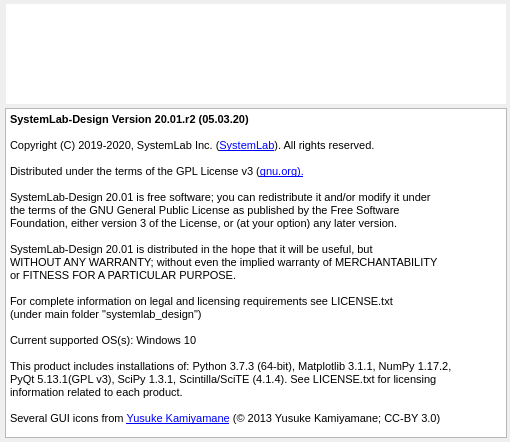
Before: the Qt Designer form source/syslab_gui_files/AboutSystemLabDesign.ui in marc-verreault/systemlab-design, drawn with Qt 5.
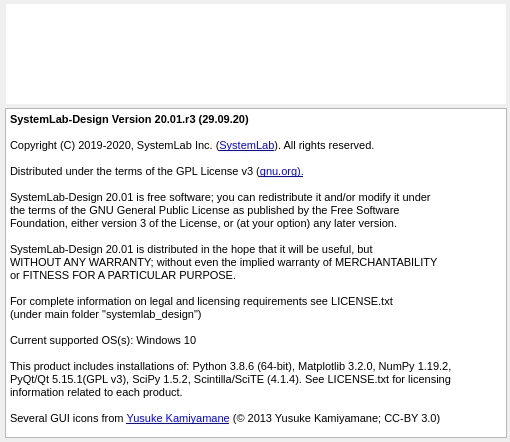
After: the same form once the commit is applied. Icons and pictures are not drawn.

Commit message: SystemLab-Design 20.01.r3 release update

Diff of the .ui file:
```diff
--- a/source/syslab_gui_files/AboutSystemLabDesign.ui
+++ b/source/syslab_gui_files/AboutSystemLabDesign.ui
@@ -74,7 +74,7 @@
 &lt;html&gt;&lt;head&gt;&lt;meta name=&quot;qrichtext&quot; content=&quot;1&quot; /&gt;&lt;style type=&quot;text/css&quot;&gt;
 p, li { white-space: pre-wrap; }
 &lt;/style&gt;&lt;/head&gt;&lt;body style=&quot; font-family:'Segoe UI'; font-size:8.25pt; font-weight:400; font-style:normal;&quot;&gt;
-&lt;p style=&quot; margin-top:0px; margin-bottom:0px; margin-left:0px; margin-right:0px; -qt-block-indent:0; text-indent:0px;&quot;&gt;&lt;span style=&quot; font-family:'Segoe UI'; font-size:8pt; font-weight:600;&quot;&gt;SystemLab-Design Version 20.01.r2 (05.03.20)&lt;/span&gt;&lt;/p&gt;
+&lt;p style=&quot; margin-top:0px; margin-bottom:0px; margin-left:0px; margin-right:0px; -qt-block-indent:0; text-indent:0px;&quot;&gt;&lt;span style=&quot; font-family:'Segoe UI'; font-size:8pt; font-weight:600;&quot;&gt;SystemLab-Design Version 20.01.r3 (29.09.20)&lt;/span&gt;&lt;/p&gt;
 &lt;p style=&quot;-qt-paragraph-type:empty; margin-top:0px; margin-bottom:0px; margin-left:0px; margin-right:0px; -qt-block-indent:0; text-indent:0px; font-family:'Segoe UI'; font-size:8pt;&quot;&gt;&lt;br /&gt;&lt;/p&gt;
 &lt;p style=&quot; margin-top:0px; margin-bottom:0px; margin-left:0px; margin-right:0px; -qt-block-indent:0; text-indent:0px;&quot;&gt;&lt;span style=&quot; font-family:'Segoe UI'; font-size:8pt;&quot;&gt;Copyright (C) 2019-2020, SystemLab Inc. (&lt;/span&gt;&lt;a href=&quot;https://systemlabdesign.com/&quot;&gt;&lt;span style=&quot; font-family:'Segoe UI'; font-size:8pt; text-decoration: underline; color:#0000ff;&quot;&gt;SystemLab&lt;/span&gt;&lt;/a&gt;&lt;span style=&quot; font-family:'Segoe UI'; font-size:8pt;&quot;&gt;). All rights reserved.&lt;/span&gt;&lt;/p&gt;
 &lt;p style=&quot;-qt-paragraph-type:empty; margin-top:0px; margin-bottom:0px; margin-left:0px; margin-right:0px; -qt-block-indent:0; text-indent:0px; font-family:'Segoe UI'; font-size:8pt;&quot;&gt;&lt;br /&gt;&lt;/p&gt;
@@ -93,8 +93,8 @@
 &lt;p style=&quot;-qt-paragraph-type:empty; margin-top:0px; margin-bottom:0px; margin-left:0px; margin-right:0px; -qt-block-indent:0; text-indent:0px; font-family:'Segoe UI'; font-size:8pt;&quot;&gt;&lt;br /&gt;&lt;/p&gt;
 &lt;p style=&quot; margin-top:0px; margin-bottom:0px; margin-left:0px; margin-right:0px; -qt-block-indent:0; text-indent:0px;&quot;&gt;&lt;span style=&quot; font-family:'Segoe UI'; font-size:8pt;&quot;&gt;Current supported OS(s): Windows 10&lt;/span&gt;&lt;/p&gt;
 &lt;p style=&quot;-qt-paragraph-type:empty; margin-top:0px; margin-bottom:0px; margin-left:0px; margin-right:0px; -qt-block-indent:0; text-indent:0px; font-family:'Segoe UI'; font-size:8pt;&quot;&gt;&lt;br /&gt;&lt;/p&gt;
-&lt;p style=&quot; margin-top:0px; margin-bottom:0px; margin-left:0px; margin-right:0px; -qt-block-indent:0; text-indent:0px;&quot;&gt;&lt;span style=&quot; font-family:'Segoe UI'; font-size:8pt;&quot;&gt;This product includes installations of: Python 3.7.3 (64-bit), Matplotlib 3.1.1, NumPy 1.17.2,&lt;/span&gt;&lt;/p&gt;
-&lt;p style=&quot; margin-top:0px; margin-bottom:0px; margin-left:0px; margin-right:0px; -qt-block-indent:0; text-indent:0px;&quot;&gt;&lt;span style=&quot; font-family:'Segoe UI'; font-size:8pt;&quot;&gt;PyQt 5.13.1(GPL v3), SciPy 1.3.1, Scintilla/SciTE (4.1.4). See LICENSE.txt for licensing&lt;/span&gt;&lt;/p&gt;
+&lt;p style=&quot; margin-top:0px; margin-bottom:0px; margin-left:0px; margin-right:0px; -qt-block-indent:0; text-indent:0px;&quot;&gt;&lt;span style=&quot; font-family:'Segoe UI'; font-size:8pt;&quot;&gt;This product includes installations of: Python 3.8.6 (64-bit), Matplotlib 3.2.0, NumPy 1.19.2,&lt;/span&gt;&lt;/p&gt;
+&lt;p style=&quot; margin-top:0px; margin-bottom:0px; margin-left:0px; margin-right:0px; -qt-block-indent:0; text-indent:0px;&quot;&gt;&lt;span style=&quot; font-family:'Segoe UI'; font-size:8pt;&quot;&gt;PyQt/Qt 5.15.1(GPL v3), SciPy 1.5.2, Scintilla/SciTE (4.1.4). See LICENSE.txt for licensing&lt;/span&gt;&lt;/p&gt;
 &lt;p style=&quot; margin-top:0px; margin-bottom:0px; margin-left:0px; margin-right:0px; -qt-block-indent:0; text-indent:0px;&quot;&gt;&lt;span style=&quot; font-family:'Segoe UI'; font-size:8pt;&quot;&gt;information related to each product.&lt;/span&gt;&lt;/p&gt;
 &lt;p style=&quot;-qt-paragraph-type:empty; margin-top:0px; margin-bottom:0px; margin-left:0px; margin-right:0px; -qt-block-indent:0; text-indent:0px; font-family:'Segoe UI';&quot;&gt;&lt;br /&gt;&lt;/p&gt;
 &lt;p style=&quot; margin-top:0px; margin-bottom:0px; margin-left:0px; margin-right:0px; -qt-block-indent:0; text-indent:0px;&quot;&gt;&lt;span style=&quot; font-family:'Segoe UI'; font-size:8pt;&quot;&gt;Several GUI icons from &lt;/span&gt;&lt;a href=&quot;http://p.yusukekamiyamane.com/&quot;&gt;&lt;span style=&quot; font-family:'Segoe UI'; font-size:8pt; text-decoration: underline; color:#0000ff;&quot;&gt;Yusuke Kamiyamane&lt;/span&gt;&lt;/a&gt;&lt;span style=&quot; font-family:'Segoe UI'; font-size:8pt;&quot;&gt; (© 2013 Yusuke Kamiyamane; CC-BY 3.0)&lt;/span&gt;&lt;/p&gt;&lt;/body&gt;&lt;/html&gt;</string>
```
The commit also changes 8 other files.
